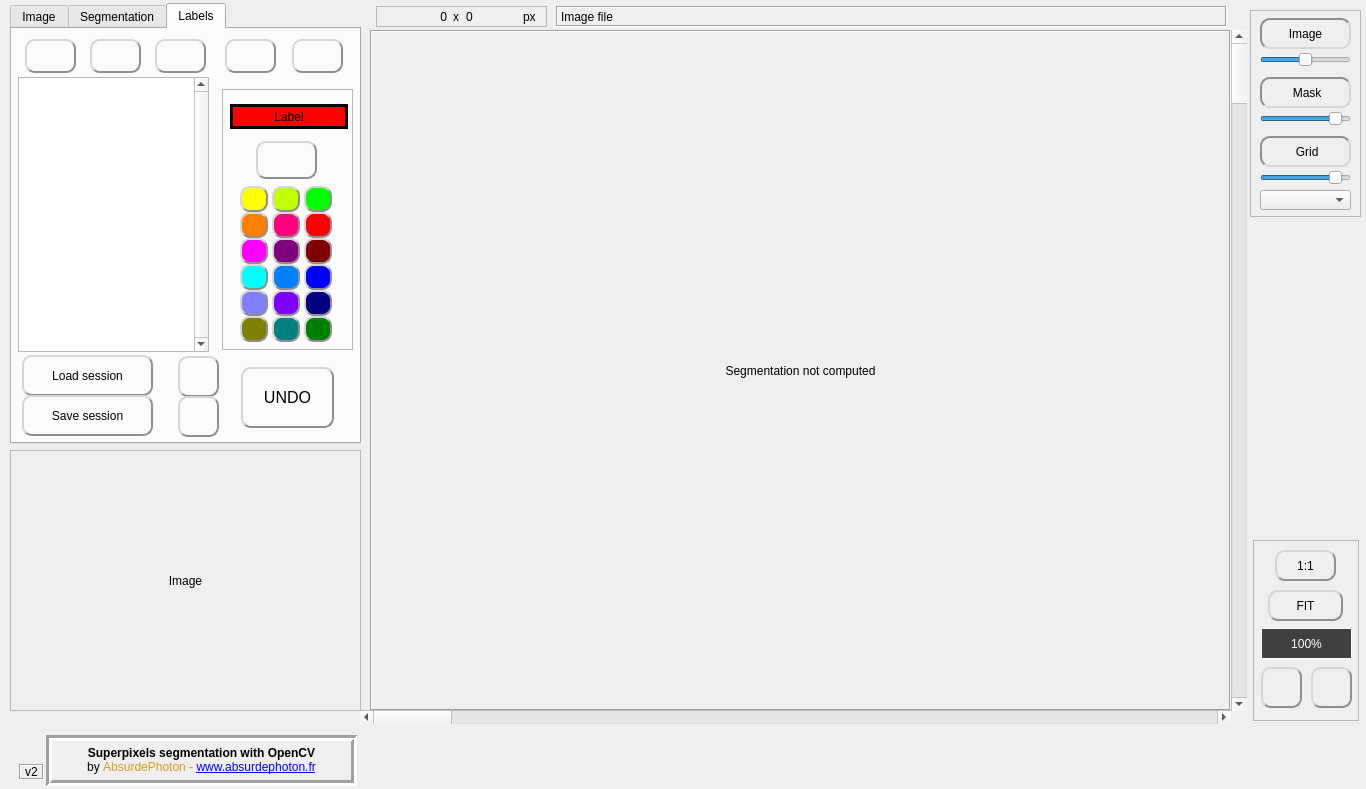
The window that mainwindow.ui (AbsurdePhoton/superpixels-segmentation-gui-opencv) describes before a commit, drawn with Qt 5.
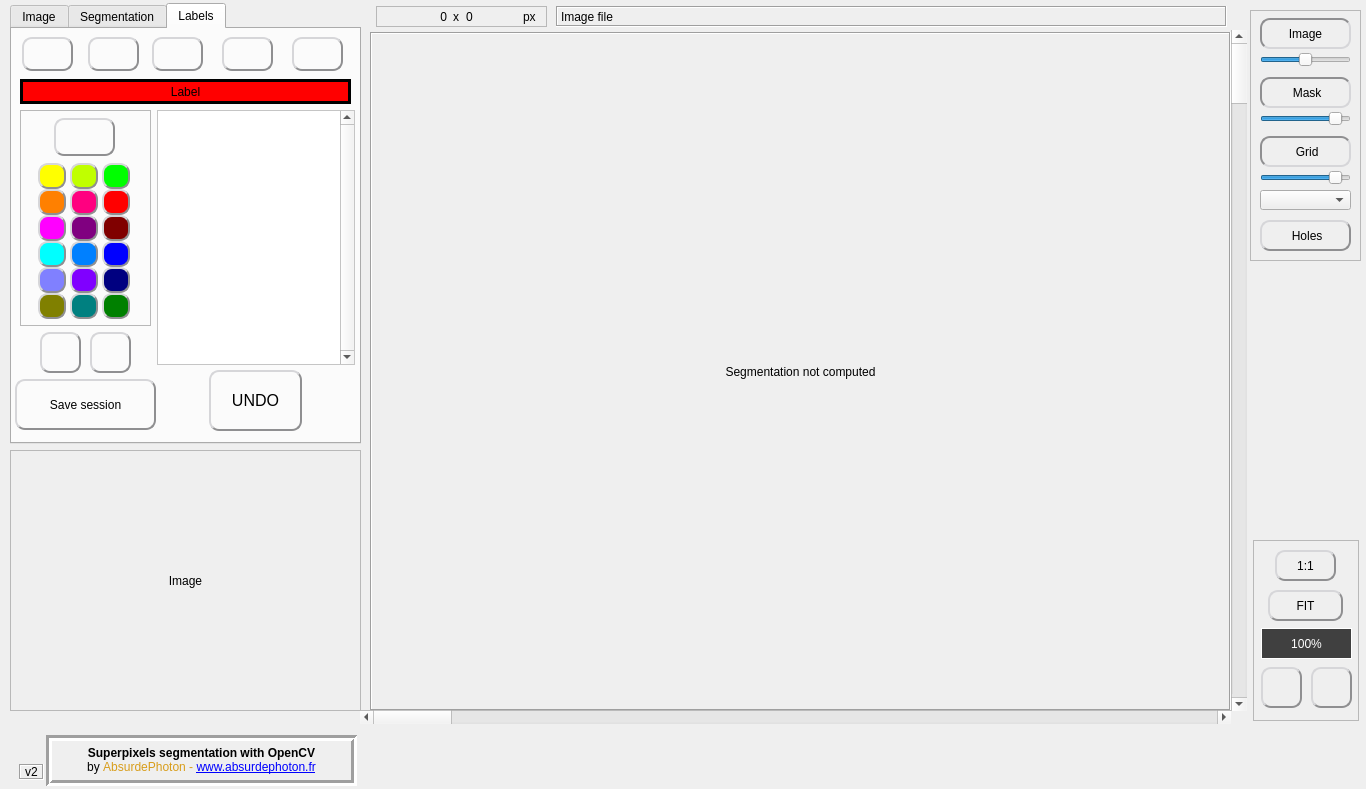
The same window after the commit. Icons and pictures are not drawn.

Diff of the .ui file:
```diff
--- a/mainwindow.ui
+++ b/mainwindow.ui
@@ -26,7 +26,7 @@
       <x>1250</x>
       <y>10</y>
       <width>111</width>
-      <height>207</height>
+      <height>251</height>
      </rect>
     </property>
     <property name="frameShape">
@@ -324,6 +324,64 @@
       <enum>QSlider::NoTicks</enum>
      </property>
     </widget>
+    <widget class="QPushButton" name="checkBox_holes">
+     <property name="geometry">
+      <rect>
+       <x>10</x>
+       <y>210</y>
+       <width>91</width>
+       <height>31</height>
+      </rect>
+     </property>
+     <property name="cursor">
+      <cursorShape>PointingHandCursor</cursorShape>
+     </property>
+     <property name="focusPolicy">
+      <enum>Qt::NoFocus</enum>
+     </property>
+     <property name="toolTip">
+      <string>&lt;html&gt;&lt;head/&gt;&lt;body&gt;&lt;p&gt;Display (or not) the pixels not pertaining to any label.&lt;/p&gt;&lt;p&gt;These &amp;quot;holes&amp;quot; in the mask appear in white when this option is set.&lt;/p&gt;&lt;p&gt;This option can make inconsistancies appear between the superpixels and the current labels, especially after having created a new label.&lt;/p&gt;&lt;/body&gt;&lt;/html&gt;</string>
+     </property>
+     <property name="styleSheet">
+      <string notr="true">QPushButton {
+	background: qlineargradient(x1: 0, y1: 0, x2: 0, y2: 1,
+                                      stop: 0 #FFFFFF, stop: 1 #E0E0E0);
+	border-radius: 10px;
+	border: 2px outset #8f8f91;
+	color rgb(0,0,0);
+}
+QPushButton:checked {
+	border: 2px inset #8f8f91;
+}
+QToolTip {
+    border:2px solid black;
+	padding:5px;
+	background-color:rgb(64,64,64);
+	color:white;
+	font-size: 14px;
+}</string>
+     </property>
+     <property name="text">
+      <string> Holes</string>
+     </property>
+     <property name="icon">
+      <iconset resource="resources.qrc">
+       <normaloff>:/icons/hide.png</normaloff>
+       <normalon>:/icons/holes.png</normalon>:/icons/hide.png</iconset>
+     </property>
+     <property name="iconSize">
+      <size>
+       <width>25</width>
+       <height>25</height>
+      </size>
+     </property>
+     <property name="checkable">
+      <bool>true</bool>
+     </property>
+     <property name="checked">
+      <bool>false</bool>
+     </property>
+    </widget>
    </widget>
    <widget class="QFrame" name="frame_image_resolution">
     <property name="geometry">
@@ -476,9 +534,9 @@
     <property name="geometry">
      <rect>
       <x>370</x>
-      <y>30</y>
+      <y>32</y>
       <width>861</width>
-      <height>681</height>
+      <height>679</height>
      </rect>
     </property>
     <property name="cursor">
@@ -1205,6 +1263,61 @@
        </property>
       </widget>
      </widget>
+     <widget class="QPushButton" name="button_load_session">
+      <property name="geometry">
+       <rect>
+        <x>182</x>
+        <y>16</y>
+        <width>141</width>
+        <height>61</height>
+       </rect>
+      </property>
+      <property name="cursor">
+       <cursorShape>PointingHandCursor</cursorShape>
+      </property>
+      <property name="focusPolicy">
+       <enum>Qt::NoFocus</enum>
+      </property>
+      <property name="toolTip">
+       <string>&lt;html&gt;&lt;head/&gt;&lt;body&gt;&lt;p&gt;Load a previously saved session: image, mask, grid and labels (cells)&lt;/p&gt;&lt;p&gt;Useful if you want to finish a previous work, but it won't work until you have loaded the original image first.&lt;/p&gt;&lt;p&gt;Tip: you don't have to save the parameters to continue working with the cells.&lt;/p&gt;&lt;/body&gt;&lt;/html&gt;</string>
+      </property>
+      <property name="styleSheet">
+       <string notr="true">QPushButton {
+	background: qlineargradient(x1: 0, y1: 0, x2: 0, y2: 1,
+                                      stop: 0 #FFFFFF, stop: 1 #E0E0E0);
+	border-radius: 10px;
+	border: 2px outset #8f8f91;
+	color rgb(0,0,0);
+}
+QPushButton:pressed {
+	border: 2px inset #8f8f91;
+}
+QToolTip {
+    border:2px solid black;
+	padding:5px;
+	background-color:rgb(64,64,64);
+	color:white;
+	font-size: 14px;
+}</string>
+      </property>
+      <property name="text">
+       <string>Load session</string>
+      </property>
+      <property name="icon">
+       <iconset>
+        <normalon>:/icons/session-load.png</normalon>
+       </iconset>
+      </property>
+      <property name="iconSize">
+       <size>
+        <width>30</width>
+        <height>30</height>
+       </size>
+      </property>
+      <property name="checkable">
+       <bool>true</bool>
+      </property>
+     </widget>
      <zorder>frame_filters</zorder>
      <zorder>frame_contours</zorder>
      <zorder>frame_denoise</zorder>
@@ -2201,68 +2314,13 @@
      <attribute name="title">
       <string>Labels</string>
      </attribute>
-     <widget class="QPushButton" name="button_load_session">
-      <property name="geometry">
-       <rect>
-        <x>10</x>
-        <y>326</y>
-        <width>131</width>
-        <height>41</height>
-       </rect>
-      </property>
-      <property name="cursor">
-       <cursorShape>PointingHandCursor</cursorShape>
-      </property>
-      <property name="focusPolicy">
-       <enum>Qt::NoFocus</enum>
-      </property>
-      <property name="toolTip">
-       <string>&lt;html&gt;&lt;head/&gt;&lt;body&gt;&lt;p&gt;Load a previously saved session: image, mask, grid and labels (cells)&lt;/p&gt;&lt;p&gt;Useful if you want to finish a previous work, but it won't work until you have loaded the original image first.&lt;/p&gt;&lt;p&gt;Tip: you don't have to save the parameters to continue working with the cells.&lt;/p&gt;&lt;/body&gt;&lt;/html&gt;</string>
-      </property>
-      <property name="styleSheet">
-       <string notr="true">QPushButton {
-	background: qlineargradient(x1: 0, y1: 0, x2: 0, y2: 1,
-                                      stop: 0 #FFFFFF, stop: 1 #E0E0E0);
-	border-radius: 10px;
-	border: 2px outset #8f8f91;
-	color rgb(0,0,0);
-}
-QPushButton:pressed {
-	border: 2px inset #8f8f91;
-}
-QToolTip {
-    border:2px solid black;
-	padding:5px;
-	background-color:rgb(64,64,64);
-	color:white;
-	font-size: 14px;
-}</string>
-      </property>
-      <property name="text">
-       <string>Load session</string>
-      </property>
-      <property name="icon">
-       <iconset>
-        <normalon>:/icons/session-load.png</normalon>
-       </iconset>
-      </property>
-      <property name="iconSize">
-       <size>
-        <width>22</width>
-        <height>22</height>
-       </size>
-      </property>
-      <property name="checkable">
-       <bool>true</bool>
-      </property>
-     </widget>
      <widget class="QPushButton" name="button_save_session">
       <property name="geometry">
        <rect>
-        <x>10</x>
-        <y>366</y>
-        <width>131</width>
-        <height>41</height>
+        <x>3</x>
+        <y>350</y>
+        <width>141</width>
+        <height>51</height>
        </rect>
       </property>
       <property name="cursor">
@@ -2303,16 +2361,16 @@
       </property>
       <property name="iconSize">
        <size>
-        <width>23</width>
-        <height>23</height>
+        <width>32</width>
+        <height>32</height>
        </size>
       </property>
      </widget>
      <widget class="QPushButton" name="button_undo">
       <property name="geometry">
        <rect>
-        <x>229</x>
-        <y>338</y>
+        <x>197</x>
+        <y>341</y>
         <width>93</width>
         <height>61</height>
        </rect>
@@ -2364,15 +2422,25 @@
      <widget class="QListWidget" name="listWidget_labels">
       <property name="geometry">
        <rect>
-        <x>6</x>
-        <y>48</y>
-        <width>191</width>
-        <height>275</height>
+        <x>145</x>
+        <y>81</y>
+        <width>198</width>
+        <height>255</height>
        </rect>
       </property>
       <property name="toolTip">
        <string>&lt;html&gt;&lt;head/&gt;&lt;body&gt;&lt;p&gt;The labels are listed here, in alphabetical order.&lt;/p&gt;&lt;p&gt;&lt;br/&gt;&lt;/p&gt;&lt;p&gt;You can select several labels by holding down the &amp;lt;CTRL&amp;gt; key, then clicking with the mouse&lt;/p&gt;&lt;/body&gt;&lt;/html&gt;</string>
       </property>
+      <property name="styleSheet">
+       <string notr="true">QListWidget {
+	background-color: #fff;
+}
+QListWidget::item::selected {
+	color:white;
+	background-color:#202020;
+	border: 3px double red;
+}</string>
+      </property>
       <property name="verticalScrollBarPolicy">
        <enum>Qt::ScrollBarAlwaysOn</enum>
       </property>
@@ -2398,10 +2466,10 @@
      <widget class="QFrame" name="frame_pick_colors">
       <property name="geometry">
        <rect>
-        <x>210</x>
-        <y>60</y>
+        <x>8</x>
+        <y>81</y>
         <width>131</width>
-        <height>261</height>
+        <height>216</height>
        </rect>
       </property>
       <property name="frameShape">
@@ -2414,7 +2482,7 @@
        <property name="geometry">
         <rect>
          <x>82</x>
-         <y>123</y>
+         <y>79</y>
          <width>28</width>
          <height>26</height>
         </rect>
@@ -2460,7 +2528,7 @@
        <property name="geometry">
         <rect>
          <x>82</x>
-         <y>149</y>
+         <y>105</y>
          <width>28</width>
          <height>26</height>
         </rect>
@@ -2506,7 +2574,7 @@
        <property name="geometry">
         <rect>
          <x>18</x>
-         <y>123</y>
+         <y>79</y>
          <width>28</width>
          <height>26</height>
         </rect>
@@ -2548,52 +2616,11 @@
         </size>
        </property>
       </widget>
-      <widget class="QLabel" name="label_color">
-       <property name="geometry">
-        <rect>
-         <x>8</x>
-         <y>15</y>
-         <width>118</width>
-         <height>25</height>
-        </rect>
-       </property>
-       <property name="toolTip">
-        <string>&lt;html&gt;&lt;head/&gt;&lt;body&gt;&lt;p&gt;Current label and used color to colorize the segmentation cells.&lt;/p&gt;&lt;p&gt;Click on the image:&lt;/p&gt;&lt;p&gt;    * Left button: set the cell color&lt;/p&gt;&lt;p&gt;    * Right button: delete (set to transparent)&lt;/p&gt;&lt;p&gt;    * Drag the mouse while holding the mouse buttons to colorize several cells&lt;/p&gt;&lt;p&gt;    * use &amp;lt;CTRL&amp;gt; key + left click to fill a closed area. Be careful, one pixel missing and you have to use the Undo function!&lt;/p&gt;&lt;p&gt;* hold the middle button of the mouse to navigate in the image&lt;/p&gt;&lt;/body&gt;&lt;/html&gt;</string>
-       </property>
-       <property name="styleSheet">
-        <string notr="true">background-color:rgb(255,0,0);border: 3px solid black;</string>
-       </property>
-       <property name="text">
-        <string>Label</string>
-       </property>
-       <property name="alignment">
-        <set>Qt::AlignCenter</set>
-       </property>
-      </widget>
-      <widget class="QLabel" name="label_8">
-       <property name="geometry">
-        <rect>
-         <x>0</x>
-         <y>11</y>
-         <width>28</width>
-         <height>31</height>
-        </rect>
-       </property>
-       <property name="text">
-        <string/>
-       </property>
-       <property name="pixmap">
-        <pixmap resource="resources.qrc">:/icons/edit.png</pixmap>
-       </property>
-       <property name="scaledContents">
-        <bool>true</bool>
-       </property>
-      </widget>
       <widget class="QPushButton" name="pushButton_color_yellow">
        <property name="geometry">
         <rect>
          <x>18</x>
-         <y>97</y>
+         <y>53</y>
          <width>28</width>
          <height>26</height>
         </rect>
@@ -2639,7 +2666,7 @@
        <property name="geometry">
         <rect>
          <x>34</x>
-         <y>52</y>
+         <y>8</y>
          <width>61</width>
          <height>38</height>
         </rect>
@@ -2691,7 +2718,7 @@
        <property name="geometry">
         <rect>
          <x>82</x>
-         <y>97</y>
+         <y>53</y>
          <width>28</width>
          <height>26</height>
         </rect>
@@ -2737,7 +2764,7 @@
        <property name="geometry">
         <rect>
          <x>18</x>
-         <y>227</y>
+         <y>183</y>
          <width>28</width>
          <height>26</height>
         </rect>
@@ -2783,7 +2810,7 @@
        <property name="geometry">
         <rect>
          <x>18</x>
-         <y>175</y>
+         <y>131</y>
          <width>28</width>
          <height>26</height>
         </rect>
@@ -2829,7 +2856,7 @@
        <property name="geometry">
         <rect>
          <x>50</x>
-         <y>227</y>
+         <y>183</y>
          <width>28</width>
          <height>26</height>
         </rect>
@@ -2875,7 +2902,7 @@
        <property name="geometry">
         <rect>
          <x>82</x>
-         <y>175</y>
+         <y>131</y>
          <width>28</width>
          <height>26</height>
         </rect>
@@ -2921,7 +2948,7 @@
        <property name="geometry">
         <rect>
          <x>82</x>
-         <y>201</y>
+         <y>157</y>
          <width>28</width>
          <height>26</height>
         </rect>
@@ -2967,7 +2994,7 @@
        <property name="geometry">
         <rect>
          <x>18</x>
-         <y>149</y>
+         <y>105</y>
          <width>28</width>
          <height>26</height>
         </rect>
@@ -3013,7 +3040,7 @@
        <property name="geometry">
         <rect>
          <x>50</x>
-         <y>201</y>
+         <y>157</y>
          <width>28</width>
          <height>26</height>
         </rect>
@@ -3059,7 +3086,7 @@
        <property name="geometry">
         <rect>
          <x>50</x>
-         <y>97</y>
+         <y>53</y>
          <width>28</width>
          <height>26</height>
         </rect>
@@ -3105,7 +3132,7 @@
        <property name="geometry">
         <rect>
          <x>82</x>
-         <y>227</y>
+         <y>183</y>
          <width>28</width>
          <height>26</height>
         </rect>
@@ -3151,7 +3178,7 @@
        <property name="geometry">
         <rect>
          <x>18</x>
-         <y>201</y>
+         <y>157</y>
          <width>28</width>
          <height>26</height>
         </rect>
@@ -3197,7 +3224,7 @@
        <property name="geometry">
         <rect>
          <x>50</x>
-         <y>149</y>
+         <y>105</y>
          <width>28</width>
          <height>26</height>
         </rect>
@@ -3243,7 +3270,7 @@
        <property name="geometry">
         <rect>
          <x>50</x>
-         <y>123</y>
+         <y>79</y>
          <width>28</width>
          <height>26</height>
         </rect>
@@ -3289,7 +3316,7 @@
        <property name="geometry">
         <rect>
          <x>50</x>
-         <y>175</y>
+         <y>131</y>
          <width>28</width>
          <height>26</height>
         </rect>
@@ -3335,8 +3362,8 @@
      <widget class="QPushButton" name="pushButton_label_delete">
       <property name="geometry">
        <rect>
-        <x>13</x>
-        <y>10</y>
+        <x>10</x>
+        <y>8</y>
         <width>51</width>
         <height>34</height>
        </rect>
@@ -3387,8 +3414,8 @@
      <widget class="QPushButton" name="pushButton_label_add">
       <property name="geometry">
        <rect>
-        <x>143</x>
-        <y>10</y>
+        <x>140</x>
+        <y>8</y>
         <width>51</width>
         <height>34</height>
        </rect>
@@ -3439,8 +3466,8 @@
      <widget class="QPushButton" name="pushButton_label_hide">
       <property name="geometry">
        <rect>
-        <x>78</x>
-        <y>10</y>
+        <x>76</x>
+        <y>8</y>
         <width>51</width>
         <height>34</height>
        </rect>
@@ -3491,8 +3518,8 @@
      <widget class="QPushButton" name="pushButton_psd">
       <property name="geometry">
        <rect>
-        <x>166</x>
-        <y>327</y>
+        <x>28</x>
+        <y>303</y>
         <width>41</width>
         <height>41</height>
        </rect>
@@ -3540,8 +3567,8 @@
      <widget class="QPushButton" name="pushButton_tif">
       <property name="geometry">
        <rect>
-        <x>166</x>
-        <y>367</y>
+        <x>78</x>
+        <y>303</y>
         <width>41</width>
         <height>41</height>
        </rect>
@@ -3590,7 +3617,7 @@
       <property name="geometry">
        <rect>
         <x>280</x>
-        <y>10</y>
+        <y>8</y>
         <width>51</width>
         <height>34</height>
        </rect>
@@ -3644,8 +3671,8 @@
      <widget class="QPushButton" name="pushButton_label_join">
       <property name="geometry">
        <rect>
-        <x>213</x>
-        <y>10</y>
+        <x>210</x>
+        <y>8</y>
         <width>51</width>
         <height>34</height>
        </rect>
@@ -3693,6 +3720,60 @@
        </size>
       </property>
      </widget>
+     <widget class="QLabel" name="label_8">
+      <property name="geometry">
+       <rect>
+        <x>0</x>
+        <y>46</y>
+        <width>28</width>
+        <height>31</height>
+       </rect>
+      </property>
+      <property name="text">
+       <string/>
+      </property>
+      <property name="pixmap">
+       <pixmap resource="resources.qrc">:/icons/edit.png</pixmap>
+      </property>
+      <property name="scaledContents">
+       <bool>true</bool>
+      </property>
+     </widget>
+     <widget class="QLabel" name="label_color">
+      <property name="geometry">
+       <rect>
+        <x>8</x>
+        <y>50</y>
+        <width>331</width>
+        <height>25</height>
+       </rect>
+      </property>
+      <property name="toolTip">
+       <string>&lt;html&gt;&lt;head/&gt;&lt;body&gt;&lt;p&gt;Current label and used color to colorize the segmentation cells.&lt;/p&gt;&lt;p&gt;Click on the image:&lt;/p&gt;&lt;p&gt;    * Left button: set the cell color&lt;/p&gt;&lt;p&gt;    * Right button: delete (set to transparent)&lt;/p&gt;&lt;p&gt;    * Drag the mouse while holding the mouse buttons to colorize several cells&lt;/p&gt;&lt;p&gt;    * use &amp;lt;CTRL&amp;gt; key + left click to fill a closed area. Be careful, one pixel missing and you have to use the Undo function!&lt;/p&gt;&lt;p&gt;* hold the middle button of the mouse to navigate in the image&lt;/p&gt;&lt;/body&gt;&lt;/html&gt;</string>
+      </property>
+      <property name="styleSheet">
+       <string notr="true">background-color:rgb(255,0,0);border: 3px solid black;</string>
+      </property>
+      <property name="text">
+       <string>Label</string>
+      </property>
+      <property name="alignment">
+       <set>Qt::AlignCenter</set>
+      </property>
+     </widget>
+     <zorder>button_save_session</zorder>
+     <zorder>button_undo</zorder>
+     <zorder>listWidget_labels</zorder>
+     <zorder>frame_pick_colors</zorder>
+     <zorder>pushButton_label_delete</zorder>
+     <zorder>pushButton_label_add</zorder>
+     <zorder>pushButton_label_hide</zorder>
+     <zorder>pushButton_psd</zorder>
+     <zorder>pushButton_tif</zorder>
+     <zorder>pushButton_label_create</zorder>
+     <zorder>pushButton_label_join</zorder>
+     <zorder>label_color</zorder>
+     <zorder>label_8</zorder>
     </widget>
    </widget>
    <widget class="QLabel" name="label_thumbnail">
```
Left out of the diff: 144 changed lines with no effect on the pictures.
